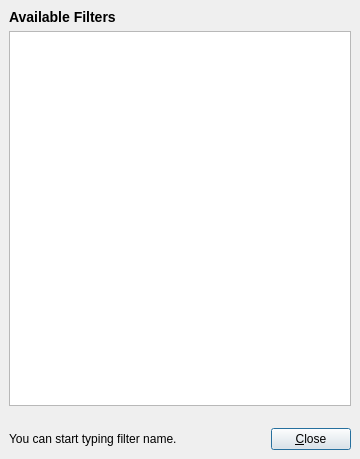
Qt form avidemux/qt4/ADM_userInterfaces/ADM_filters/quickfilter.ui (mean00/avidemux2) before a commit.
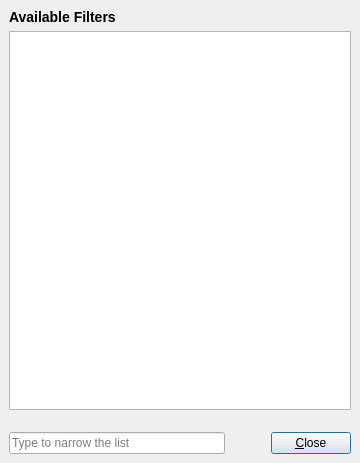
The same form after that commit. Icons and pictures are not drawn.

Commit message: [Q_mainfilter] add search option to narrow the list

Diff of the .ui file:
```diff
--- a/avidemux/qt4/ADM_userInterfaces/ADM_filters/quickfilter.ui
+++ b/avidemux/qt4/ADM_userInterfaces/ADM_filters/quickfilter.ui
@@ -7,7 +7,7 @@
     <x>0</x>
     <y>0</y>
     <width>360</width>
-    <height>459</height>
+    <height>463</height>
    </rect>
   </property>
   <property name="minimumSize">
@@ -123,9 +123,9 @@
       <number>0</number>
      </property>
      <item>
-      <widget class="QLabel" name="labelUserHint">
-       <property name="text">
-        <string>You can start typing filter name.</string>
+      <widget class="QLineEdit" name="lineEditSearch">
+       <property name="placeholderText">
+        <string>Type to narrow the list</string>
        </property>
       </widget>
      </item>
@@ -134,6 +134,9 @@
        <property name="orientation">
         <enum>Qt::Horizontal</enum>
        </property>
+       <property name="sizeType">
+        <enum>QSizePolicy::Fixed</enum>
+       </property>
        <property name="sizeHint" stdset="0">
         <size>
          <width>40</width>
```
The commit also changes 2 other files.
